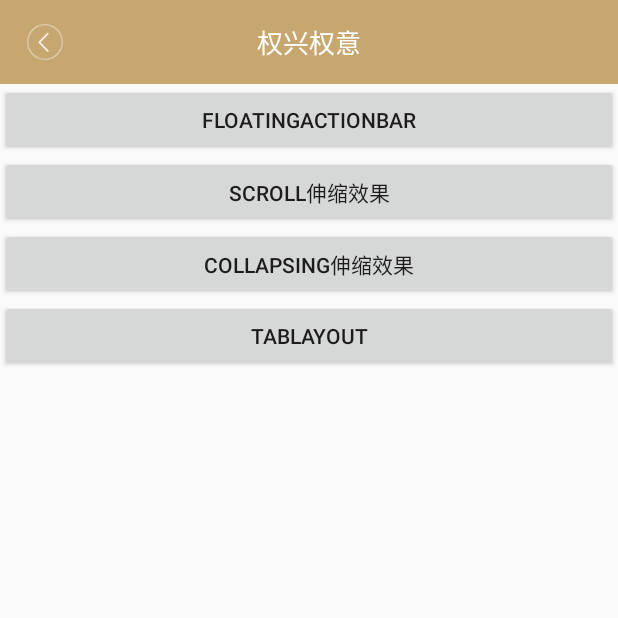
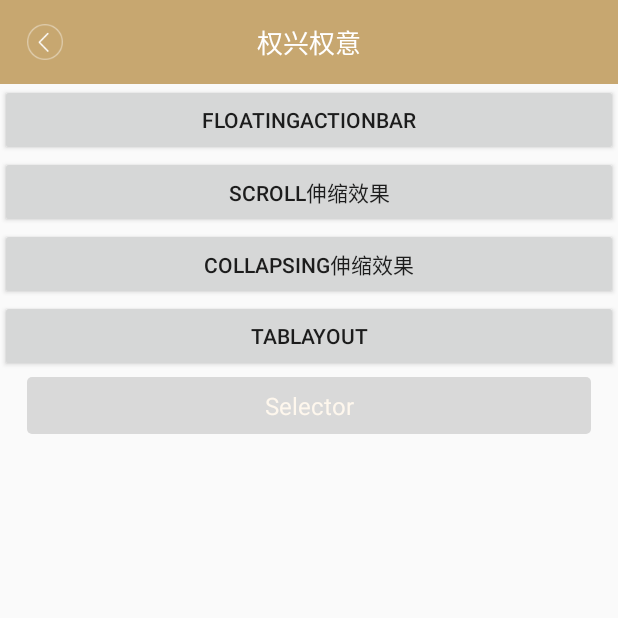
Before and after one commit to HXQWill/QuanStudy, an Android app: the MainDesignActivity screen opened directly, with no data from a screen before it, on a phone screen of 412 x 824 dp, the top half of it. Run offline under Robolectric (Android 15) with nearby library versions, the phone set to English and light mode, and no system bars.

Commit message:
按钮选择器

```diff
--- a/app/src/main/java/com/example/quan/quanstudy/design/MainDesignActivity.java
+++ b/app/src/main/java/com/example/quan/quanstudy/design/MainDesignActivity.java
@@ -3,6 +3,8 @@ package com.example.quan.quanstudy.design;
 import android.os.Bundle;
 import android.view.View;
 import android.widget.Button;
+import android.widget.TextView;
+import android.widget.Toast;
 
 import com.example.quan.quanstudy.R;
 import com.example.quan.quanstudy.base.BaseActivity;
@@ -18,6 +20,7 @@ public class MainDesignActivity extends BaseActivity {
     private Button mScrollBtn;
     private Button mCollapsingBtn;
     private Button mTablayoutBtn;
+    private TextView mSelectorTv;
 
     @Override
     protected void onCreate(Bundle savedInstanceState) {
@@ -37,6 +40,7 @@ public class MainDesignActivity extends BaseActivity {
         mScrollBtn = (Button) findViewById(R.id.scroll_btn_design);
         mCollapsingBtn = (Button) findViewById(R.id.collapsing_btn_design);
         mTablayoutBtn = (Button) findViewById(R.id.tablayout_btn_design);
+        mSelectorTv = (TextView) findViewById(R.id.selector_tv_design);
     }
 
     private void initOnClickListener() {
@@ -44,6 +48,7 @@ public class MainDesignActivity extends BaseActivity {
         mScrollBtn.setOnClickListener(this);
         mCollapsingBtn.setOnClickListener(this);
         mTablayoutBtn.setOnClickListener(this);
+        mSelectorTv.setOnClickListener(this);
     }
 
     public void onClick(View view) {
@@ -61,6 +66,9 @@ public class MainDesignActivity extends BaseActivity {
             case R.id.tablayout_btn_design:
                 gotoNextActivity(TabLayoutActivity.class);
                 break;
+            case R.id.selector_tv_design:
+                Toast.makeText(MainDesignActivity.this,"selector_tv_design",Toast.LENGTH_SHORT).show();
+                break;
             default:
                 break;
         }
--- a/app/src/main/res/layout/activity_design.xml
+++ b/app/src/main/res/layout/activity_design.xml
@@ -32,5 +32,19 @@
         android:layout_width="match_parent"
         android:layout_height="wrap_content"
         android:text="Tablayout" />
+    <TextView
+        android:id="@+id/selector_tv_design"
+        android:layout_width="match_parent"
+        android:layout_height="@dimen/dd_dimen_76px"
+        android:layout_marginBottom="@dimen/dd_dimen_6px"
+        android:layout_marginTop="@dimen/dd_dimen_6px"
+        android:layout_marginLeft="@dimen/dd_dimen_36px"
+        android:layout_marginRight="@dimen/dd_dimen_36px"
+        android:background="@drawable/common_button_selector"
+        android:gravity="center"
+        android:text="Selector"
+        android:textColor="@drawable/common_button_textcolor_selector"
+        android:textSize="@dimen/dd_dimen_32px"
+        />
 
 </LinearLayout>
--- a/app/src/main/res/values/dimens.xml
+++ b/app/src/main/res/values/dimens.xml
@@ -13,6 +13,8 @@
     <dimen name="dd_dimen_35px">17.50dp</dimen>
     <dimen name="dd_dimen_36px">18.00dp</dimen>
 
+    <dimen name="dd_dimen_76px">38.00dp</dimen>
+
     <dimen name="dd_dimen_112px">49.78dp</dimen>
 
 </resources>
--- /dev/null
+++ b/quanlibrary/src/main/res/drawable/common_button_able.xml
@@ -0,0 +1,9 @@
+<?xml version="1.0" encoding="UTF-8"?>
+<shape xmlns:android="http://schemas.android.com/apk/res/android"
+    android:shape="rectangle">
+
+    <solid android:color="@color/color_dbac6f" />
+
+    <corners android:radius="@dimen/dd_dimen_6px" />
+
+</shape>
--- /dev/null
+++ b/quanlibrary/src/main/res/drawable/common_button_disable.xml
@@ -0,0 +1,7 @@
+<?xml version="1.0" encoding="utf-8"?>
+<shape xmlns:android="http://schemas.android.com/apk/res/android"
+    android:shape="rectangle">
+
+    <solid android:color="@color/color_d9d9d9" />
+    <corners android:radius="@dimen/dd_dimen_6px" />
+</shape>
--- /dev/null
+++ b/quanlibrary/src/main/res/drawable/common_button_selector.xml
@@ -0,0 +1,7 @@
+<?xml version="1.0" encoding="utf-8"?>
+<selector xmlns:android="http://schemas.android.com/apk/res/android">
+
+    <item android:drawable="@drawable/common_button_able" android:state_enabled="true" android:state_pressed="true"/>
+    <item android:drawable="@drawable/common_button_disable" android:state_enabled="false"/>
+
+</selector>
--- /dev/null
+++ b/quanlibrary/src/main/res/drawable/common_button_textcolor_selector.xml
@@ -0,0 +1,7 @@
+<?xml version="1.0" encoding="utf-8"?>
+<selector xmlns:android="http://schemas.android.com/apk/res/android">
+
+    <item android:color="@color/color_fef7ed" android:state_enabled="true"/>
+    <item android:color="@color/white" android:state_enabled="false"/>
+
+</selector>
--- a/quanlibrary/src/main/res/values/colors.xml
+++ b/quanlibrary/src/main/res/values/colors.xml
@@ -3,4 +3,9 @@
     <color name="showmethod_start_color">#FFFFFF</color>
     <color name="showmethod_end_color">#C8C8C8</color>
     <color name="colorPrimaryDark">#303F9F</color>
+
+    <color name="color_dbac6f">#dbac6f</color>
+    <color name="color_d9d9d9">#d9d9d9</color>
+    <color name="color_fef7ed">#fef7ed</color>
+    <color name="white">#FFFFFF</color>
 </resources>
--- /dev/null
+++ b/quanlibrary/src/main/res/values/values-xhdpi.xml
@@ -0,0 +1,10 @@
+<?xml version="1.0" encoding="utf-8"?>
+<resources>
+    <dimen name="dd_dimen_0px">.00dp</dimen>
+    <dimen name="dd_dimen_1px">.50dp</dimen>
+    <dimen name="dd_dimen_2px">1.00dp</dimen>
+    <dimen name="dd_dimen_3px">1.50dp</dimen>
+    <dimen name="dd_dimen_4px">2.00dp</dimen>
+    <dimen name="dd_dimen_5px">2.50dp</dimen>
+    <dimen name="dd_dimen_6px">3.00dp</dimen>
+</resources>
```
